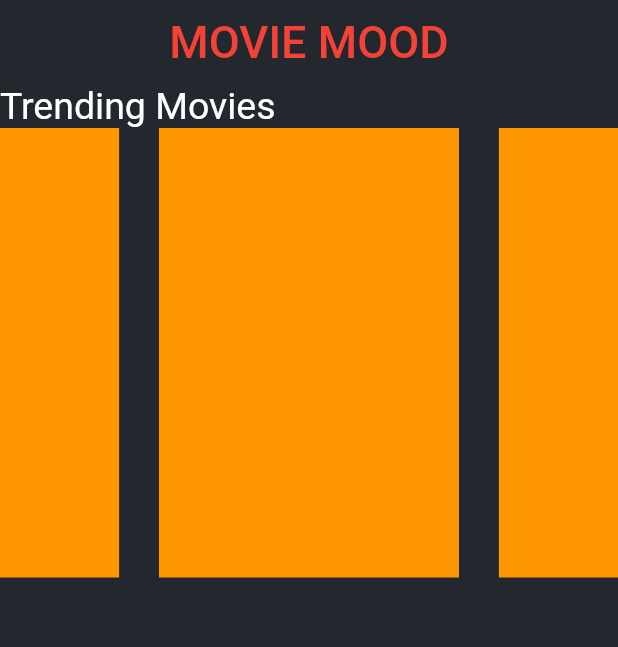
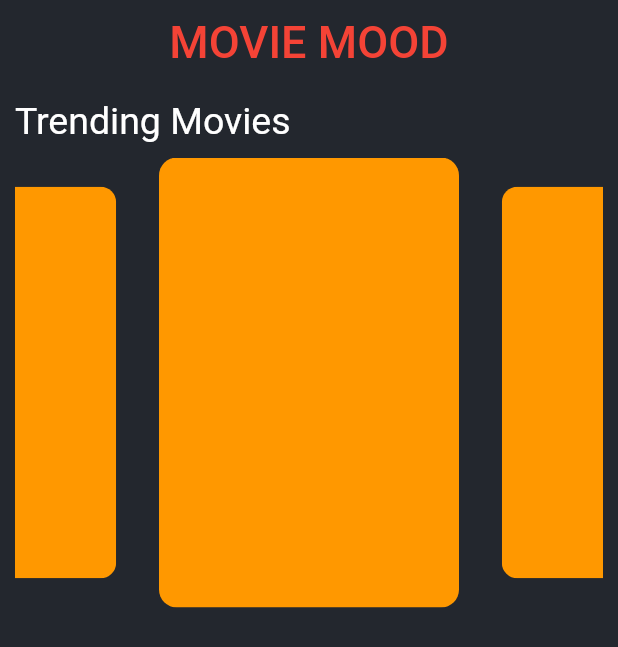
Before and after one commit to MainaKarl/movie_mood, a Flutter app: the screen it shows after launch, on a phone screen of 412 x 824 dp. Shown: the top 647 px of the screen. Run offline on Flutter 3.47's test engine with Material 2 defaults, Android fonts, the phone set to English and light mode, and no system bars; drawn by our look-alikes of carousel_slider; our stand-ins replace google_fonts.

Commit message:
Trending movies

```diff
--- a/lib/home_screen.dart
+++ b/lib/home_screen.dart
@@ -27,12 +27,15 @@ class _HomeScreenState extends State<HomeScreen> {
 
       body: SingleChildScrollView(
         physics: const BouncingScrollPhysics(),
+        child: Padding(
+          padding: const EdgeInsets.all(10.0),
           child: Column(
             crossAxisAlignment: CrossAxisAlignment.start,
             children: [
               Text('Trending Movies',
                 style: GoogleFonts.aBeeZee(fontSize: 25),
               ),
+              const SizedBox(height: 10,),
               SizedBox(
                 width: double.infinity,
                 child: CarouselSlider.builder(
@@ -41,14 +44,19 @@ class _HomeScreenState extends State<HomeScreen> {
                       height: 300,
                       autoPlay: true,
                       viewportFraction: 0.55,
+                      enlargeCenterPage: true,
+                      pageSnapping: true,
                       autoPlayCurve: Curves.fastOutSlowIn,
                       autoPlayAnimationDuration: const Duration(seconds: 2),
                     ),
                     itemBuilder: (context,itemIndex, pageViewIndex){
-                    return Container(
+                      return ClipRRect(
+                        borderRadius: BorderRadius.circular(12),
+                        child: Container(
                         height: 300,
                         width: 200,
                           color: Colors.orange,
+                        ),
                       );
               },
                 ),
@@ -56,6 +64,7 @@ class _HomeScreenState extends State<HomeScreen> {
             ],
           ),
         ),
+      ),
     );
   }
 }
```
Lines whose indentation alone changed are shown as unchanged.
